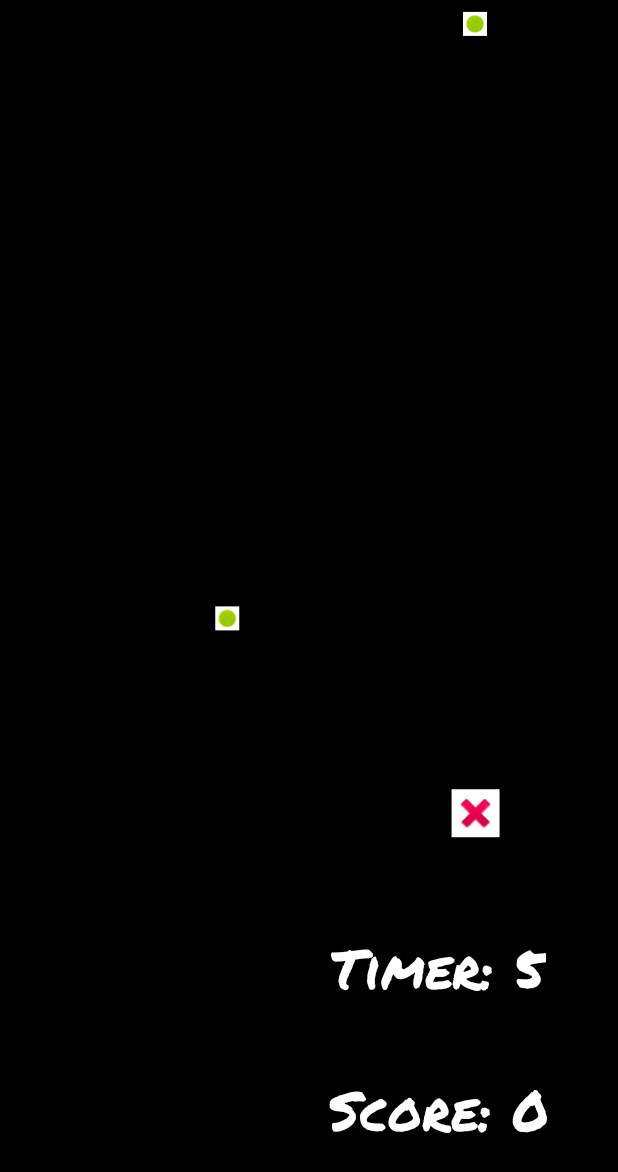
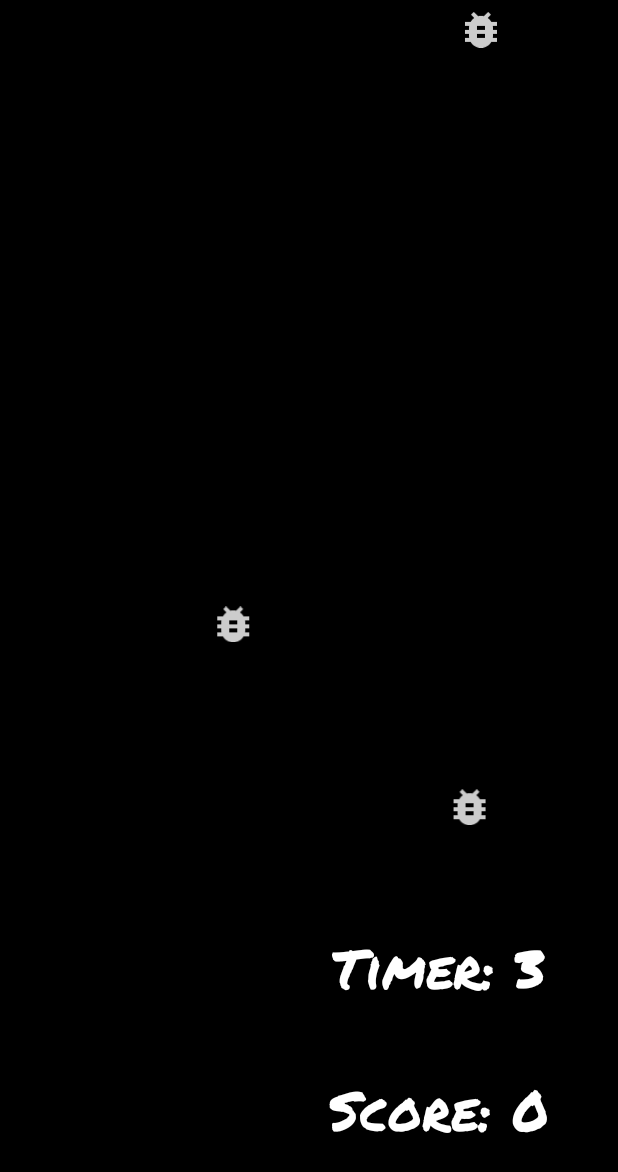
Before and after one commit to endlessrequiem/ClickThePic, an Android app: the GameActivity screen opened directly, with no data from a screen before it, on a phone screen of 412 x 824 dp. Shown: the top 1172 px of the screen. Run offline under Robolectric (Android 15) with nearby library versions, the phone set to English and light mode, and no system bars; Roboto replaces fonts that are not available here.

Commit message:
layout changes to game_activity.xml and end game adjustments to GameActivity.java

```diff
--- a/app/src/main/java/austinwhite/tech/clickthepic/GameActivity.java
+++ b/app/src/main/java/austinwhite/tech/clickthepic/GameActivity.java
@@ -14,7 +14,6 @@ import android.widget.Toast;
 import java.util.Random;
 
 //TODO: MAKE SURE BUTTONS SPAWN WITHIN THE LAYOUT
-//TODO: GRAPHICS
 
 
 public class GameActivity extends MainActivity {
@@ -38,7 +37,7 @@ public class GameActivity extends MainActivity {
         gameOver = findViewById(R.id.gameOver);
         gameOver.setVisibility(View.GONE);
 
-        final CountDownTimer countDown = new CountDownTimer(6000, 1000) {
+        final CountDownTimer countDown = new CountDownTimer(4000, 1000) {
 
             @SuppressLint("SetTextI18n")
             public void onTick(long millisUntilFinished) {
--- /dev/null
+++ b/app/src/main/res/drawable-anydpi/ic_gameobj.xml
@@ -0,0 +1,16 @@
+<vector xmlns:android="http://schemas.android.com/apk/res/android"
+    android:width="24dp"
+    android:height="24dp"
+    android:viewportWidth="24"
+    android:viewportHeight="24"
+    android:tint="#FFFFFF"
+    android:alpha="0.8">
+  <group android:scaleX="1.3333334"
+      android:scaleY="1.3333334"
+      android:translateX="-4"
+      android:translateY="-4">
+    <path
+        android:fillColor="@android:color/white"
+        android:pathData="M20,8h-2.81c-0.45,-0.78 -1.07,-1.45 -1.82,-1.96L17,4.41 15.59,3l-2.17,2.17C12.96,5.06 12.49,5 12,5c-0.49,0 -0.96,0.06 -1.41,0.17L8.41,3 7,4.41l1.62,1.63C7.88,6.55 7.26,7.22 6.81,8L4,8v2h2.09c-0.05,0.33 -0.09,0.66 -0.09,1v1L4,12v2h2v1c0,0.34 0.04,0.67 0.09,1L4,16v2h2.81c1.04,1.79 2.97,3 5.19,3s4.15,-1.21 5.19,-3L20,18v-2h-2.09c0.05,-0.33 0.09,-0.66 0.09,-1v-1h2v-2h-2v-1c0,-0.34 -0.04,-0.67 -0.09,-1L20,10L20,8zM14,16h-4v-2h4v2zM14,12h-4v-2h4v2z"/>
+  </group>
+</vector>
--- a/app/src/main/res/layout/game_activity.xml
+++ b/app/src/main/res/layout/game_activity.xml
@@ -32,9 +32,9 @@
         android:layout_height="wrap_content"
         android:layout_x="0dp"
         android:layout_y="0dp"
-        android:background="#FFFFFF"
+        android:background="#00000000"
         android:contentDescription="@string/button"
-        android:src="@android:drawable/ic_delete" />
+        android:src="@drawable/ic_gameobj" />
 
     <ImageButton
         android:id="@+id/gameObject2"
@@ -42,9 +42,9 @@
         android:layout_height="wrap_content"
         android:layout_x="0dp"
         android:layout_y="0dp"
-        android:background="#FFFFFF"
+        android:background="#00000000"
         android:contentDescription="@string/button"
-        app:srcCompat="@android:drawable/presence_online" />
+        app:srcCompat="@drawable/ic_gameobj" />
 
     <ImageButton
         android:id="@+id/gameObject3"
@@ -52,9 +52,9 @@
         android:layout_height="wrap_content"
         android:layout_x="0dp"
         android:layout_y="0dp"
-        android:background="#FFFFFF"
+        android:background="#00000000"
         android:contentDescription="@string/button"
-        app:srcCompat="@android:drawable/presence_online" />
+        app:srcCompat="@drawable/ic_gameobj" />
 
     <TextView
         android:id="@+id/score"
```
Also changed, not shown: app/src/main/res/drawable-hdpi/ic_gameobj.png (added), app/src/main/res/drawable-mdpi/ic_gameobj.png (added), app/src/main/res/drawable-xhdpi/ic_gameobj.png (added), app/src/main/res/drawable-xxhdpi/ic_gameobj.png (added).
